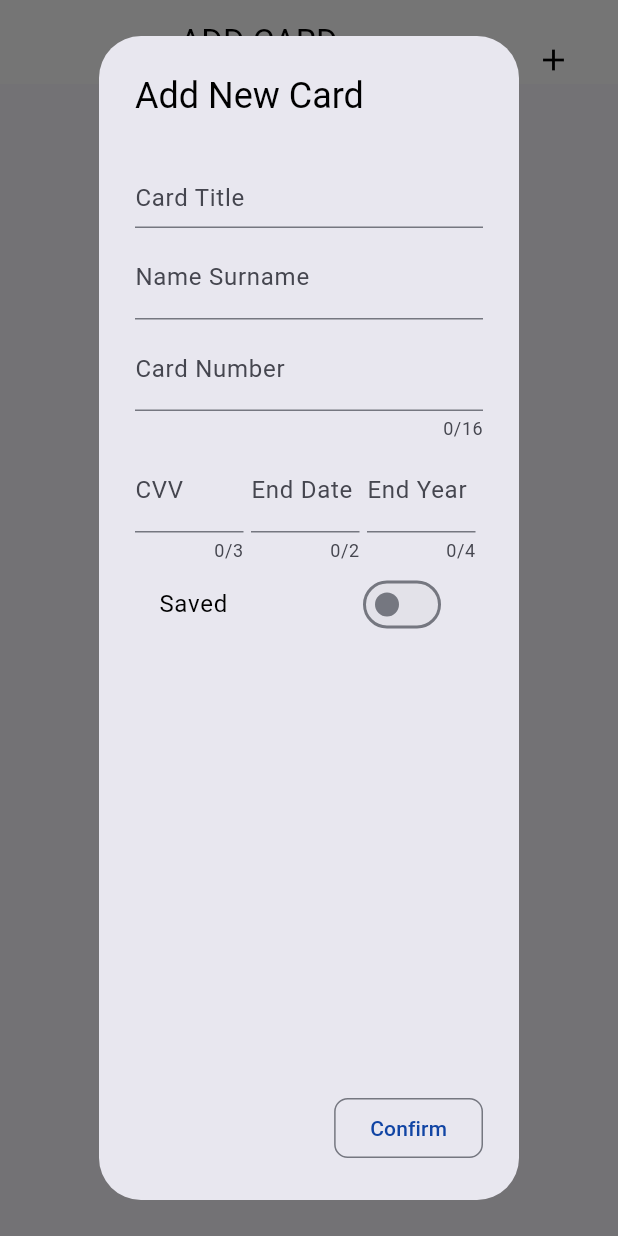
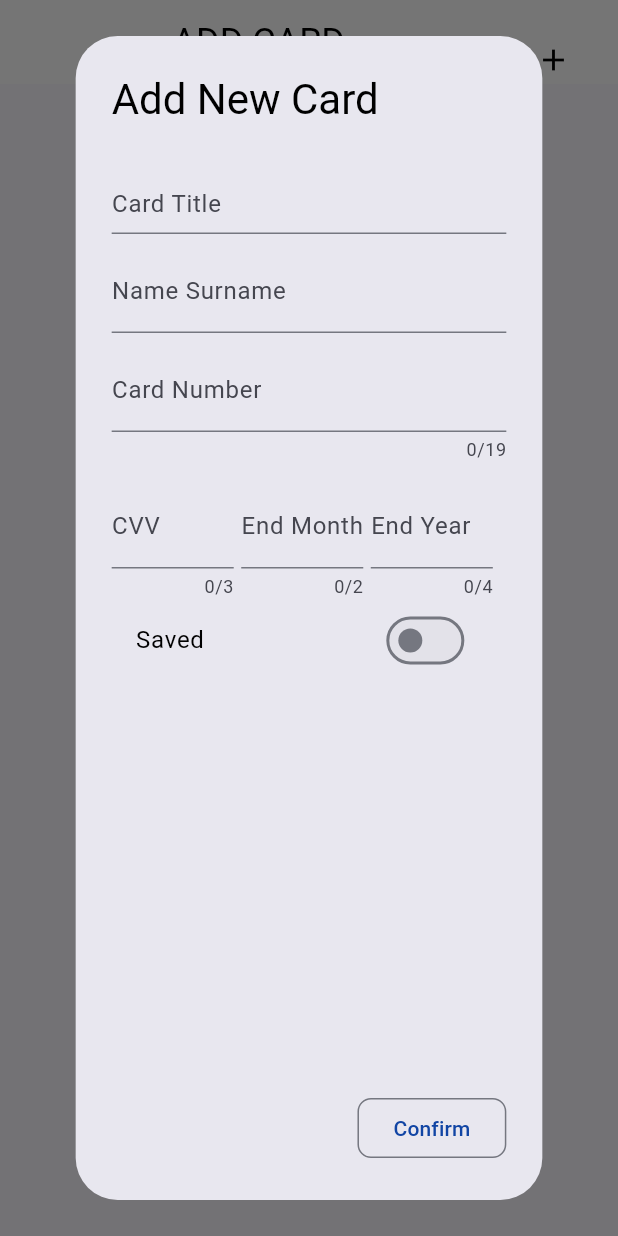
Before and after one commit to Hunvisk/MobilProgramlamaFinal, a Flutter app: the AddCard screen opened by its route, after a tap on the "add" icon, on a phone screen of 412 x 824 dp. Run offline on Flutter 3.47's test engine with Material 3 defaults, Android fonts, the phone set to English and light mode, and no system bars; our stand-ins replace anim_search_bar, animated_text_kit, carousel_slider, dio, flex_color_scheme, flutter_bloc and 9 more; accounts and stored records are empty.

Commit message:
addcard page revize

```diff
--- a/flutterfinalproje/assets/lang/de.json
+++ b/flutterfinalproje/assets/lang/de.json
@@ -177,6 +177,7 @@
     "cvv": "CVV",
     "end_date": "Enddatum",
     "end_year": "Endjahr",
+    "end_month": "Ablaufmonat",
     "saved_card": "Karte speichern",
     "confirm": "Bestätigen",
     "not_found_card": "Karte nicht gefunden",
--- a/flutterfinalproje/assets/lang/en.json
+++ b/flutterfinalproje/assets/lang/en.json
@@ -175,6 +175,7 @@
     "cvv": "CVV",
     "end_date": "End Date",
     "end_year": "End Year",
+    "end_month": "End Month",
     "saved_card": "Save Card",
     "confirm": "Confirm",
     "not_found_card": "Card not found",
--- a/flutterfinalproje/assets/lang/es.json
+++ b/flutterfinalproje/assets/lang/es.json
@@ -177,6 +177,7 @@
     "cvv": "CVV",
     "end_date": "Fecha de finalización",
     "end_year": "Año de finalización",
+    "end_month": "Mes de vencimiento",
     "saved_card": "Guardar tarjeta",
     "confirm": "Confirmar",
     "not_found_card": "Tarjeta no encontrada",
--- a/flutterfinalproje/assets/lang/fr.json
+++ b/flutterfinalproje/assets/lang/fr.json
@@ -177,6 +177,7 @@
     "cvv": "CVV",
     "end_date": "Date de fin",
     "end_year": "Année de fin",
+    "end_month": "Mois d'expiration",
     "saved_card": "Enregistrer la carte",
     "confirm": "Confirmer",
     "not_found_card": "Carte non trouvée",
--- a/flutterfinalproje/assets/lang/ru.json
+++ b/flutterfinalproje/assets/lang/ru.json
@@ -176,6 +176,7 @@
     "cvv": "CVV",
     "end_date": "Дата окончания",
     "end_year": "Год окончания",
+    "end_month": "месяц окончания",
     "saved_card": "Сохранить карту",
     "confirm": "Подтвердить",
     "not_found_card": "Карта не найдена",
--- a/flutterfinalproje/assets/lang/tr.json
+++ b/flutterfinalproje/assets/lang/tr.json
@@ -176,6 +176,7 @@
     "cvv": "Cvv2",
     "end_date": "Bitiş Tarihi",
     "end_year": "Bitiş Yıl",
+    "end_month": "Bitiş Ayı",
     "saved_card": "Kartı Kaydet",
     "confirm":"Onayla",
     "not_found_card":"Kart Bulunamadı",
--- a/flutterfinalproje/lib/screens/settings_screens/addcard.dart
+++ b/flutterfinalproje/lib/screens/settings_screens/addcard.dart
@@ -17,8 +17,6 @@ import 'package:go_router/go_router.dart';
 import '../../core/responsive.dart';
 import '../../desktopScreens/user/account/desktopAddCard.dart';
 import '../../tabletscreens.dart/user/account/tabletaddcard.dart';
-
-
 
 class AddCard extends StatefulWidget {
   const AddCard({Key? key}) : super(key: key);
@@ -108,7 +106,7 @@ class _AddCardState extends State<AddCard> {
     switch (device) {
       case (Screen.mobile):
         return AppBarWithSearchIcon(
-          title:  AppLocalizations.of(context).getTranslate("add_new_card"),
+          title: AppLocalizations.of(context).getTranslate("add_new_card"),
           icon: Icon(Icons.search),
           onSearchChanged: (isSearching) {
             setState(() {
@@ -118,7 +116,7 @@ class _AddCardState extends State<AddCard> {
         );
       case (Screen.tablet):
         return AppBarWithSearchIcon(
-          title:  AppLocalizations.of(context).getTranslate("add_new_card"),
+          title: AppLocalizations.of(context).getTranslate("add_new_card"),
           icon: Icon(Icons.search),
           onSearchChanged: (isSearching) {
             setState(() {
@@ -128,7 +126,7 @@ class _AddCardState extends State<AddCard> {
         );
       case (Screen.desktop):
         return AppBarWithSearchIcon(
-          title:  AppLocalizations.of(context).getTranslate("add_new_card"),
+          title: AppLocalizations.of(context).getTranslate("add_new_card"),
           icon: Icon(Icons.search),
           onSearchChanged: (isSearching) {
             setState(() {
@@ -139,37 +137,38 @@ class _AddCardState extends State<AddCard> {
     }
   }
 
-
-
   showAddCard() {
     showDialog(
         context: context,
         builder: (context) {
           return StatefulBuilder(builder: (context, setState) {
             return AlertDialog(
-              title:  Text( AppLocalizations.of(context).getTranslate("add_new_card")),
+              title: Text(
+                AppLocalizations.of(context).getTranslate("add_new_card"),
+                style: Theme.of(context).textTheme.headlineMedium,
+              ),
               content: Column(
                 children: [
                   TextFormField(
-                    decoration:  InputDecoration(
-                        hintText:  AppLocalizations.of(context).getTranslate("card_title"),
-                        labelText:  AppLocalizations.of(context).getTranslate("card_title"),
+                    decoration: InputDecoration(
+                        hintText: AppLocalizations.of(context).getTranslate("card_title"),
+                        labelText: AppLocalizations.of(context).getTranslate("card_title"),
                         alignLabelWithHint: true),
                     controller: titleCnt,
                   ),
-                  const Gap(5),
+                  const Gap(10),
                   TextFormField(
-                    decoration:  InputDecoration(
-                      hintText:  AppLocalizations.of(context).getTranslate("name_surname"),
-                      labelText:  AppLocalizations.of(context).getTranslate("name_surname"),
+                    decoration: InputDecoration(
+                      hintText: AppLocalizations.of(context).getTranslate("name_surname"),
+                      labelText: AppLocalizations.of(context).getTranslate("name_surname"),
                     ),
                     controller: cardHolderCnt,
                   ),
-                  const Gap(5),
+                  const Gap(10),
                   TextFormField(
-                    decoration:  InputDecoration(
-                      hintText:  AppLocalizations.of(context).getTranslate("card_number"),
-                      labelText:  AppLocalizations.of(context).getTranslate("card_number"),
+                    decoration: InputDecoration(
+                      hintText: AppLocalizations.of(context).getTranslate("card_number"),
+                      labelText: AppLocalizations.of(context).getTranslate("card_number"),
                     ),
                     onChanged: (value) {
                       setState(() {});
@@ -195,18 +194,19 @@ class _AddCardState extends State<AddCard> {
                     keyboardType: TextInputType.number,
                     inputFormatters: <TextInputFormatter>[
                       FilteringTextInputFormatter.digitsOnly,
-                      FilteringTextInputFormatter.allow(RegExp(r'[0-9]')),
+                      LengthLimitingTextInputFormatter(16),
+                      _CardNumberInputFormatter(),
                     ],
-                    maxLength: 16,
+                    maxLength: 19,
                   ),
-                  const Gap(5),
+                  const Gap(15),
                   Row(
                     children: [
                       Expanded(
                         child: TextFormField(
-                          decoration:  InputDecoration(
-                            hintText:  AppLocalizations.of(context).getTranslate("cvv"),
-                            labelText:  AppLocalizations.of(context).getTranslate("cvv"),
+                          decoration: InputDecoration(
+                            hintText: AppLocalizations.of(context).getTranslate("cvv"),
+                            labelText: AppLocalizations.of(context).getTranslate("cvv"),
                           ),
                           obscureText: true,
                           controller: cvv2Cnt,
@@ -216,14 +216,20 @@ class _AddCardState extends State<AddCard> {
                             FilteringTextInputFormatter.allow(RegExp(r'[0-9]')),
                           ],
                           maxLength: 3,
+                         onChanged: (value) {
+                          if (value.length == 3) {
+                          FocusScope.of(context).nextFocus();
+                        }
+                        },
                         ),
                       ),
                       const Gap(5),
                       Expanded(
                         child: TextFormField(
-                          decoration:
-                               InputDecoration(hintText:  AppLocalizations.of(context).getTranslate("end_date"),
-                               labelText:  AppLocalizations.of(context).getTranslate("end_date")),
+                          decoration: InputDecoration(
+                            hintText: AppLocalizations.of(context).getTranslate("end_month"),
+                            labelText: AppLocalizations.of(context).getTranslate("end_month"),
+                          ),
                           controller: expMonthCnt,
                           keyboardType: TextInputType.number,
                           inputFormatters: <TextInputFormatter>[
@@ -231,14 +237,22 @@ class _AddCardState extends State<AddCard> {
                             FilteringTextInputFormatter.allow(RegExp(r'[0-9]')),
                           ],
                           maxLength: 2,
+                          onChanged: (value) {
+                          if (value.length == 2) {
+                          FocusScope.of(context).nextFocus();
+                        }
+                        },
                         ),
                       ),
                       const Gap(5),
                       Expanded(
                         child: TextFormField(
-                          decoration:
-                               InputDecoration(hintText:  AppLocalizations.of(context).getTranslate("end_year"),
-                               labelText:  AppLocalizations.of(context).getTranslate("end_year")),
+                          decoration: InputDecoration(
+                            hintText: AppLocalizations.of(context)
+                                .getTranslate("end_year"),
+                            labelText: AppLocalizations.of(context)
+                                .getTranslate("end_year"),
+                          ),
                           controller: expYearCnt,
                           keyboardType: TextInputType.number,
                           inputFormatters: <TextInputFormatter>[
@@ -248,11 +262,12 @@ class _AddCardState extends State<AddCard> {
                           maxLength: 4,
                         ),
                       ),
-                      const Gap(5),
+                      const Gap(9),
                     ],
                   ),
                   SwitchListTile(
-                      title:  Text( AppLocalizations.of(context).getTranslate("saved")),
+                      title: Text(
+                          AppLocalizations.of(context).getTranslate("saved")),
                           value: remember,
                           onChanged: (value) => setState(() {
                             remember = value;
@@ -264,7 +279,8 @@ class _AddCardState extends State<AddCard> {
                   Image.asset("assets/icons/${type}_card.png", height: 40),
                 OutlinedButton(
                   onPressed: saveCard,
-                  child: Text( AppLocalizations.of(context).getTranslate("confirm")),
+                  child: Text(
+                      AppLocalizations.of(context).getTranslate("confirm")),
                 ),
               ],
             );
@@ -283,21 +299,28 @@ class _AddCardState extends State<AddCard> {
         appBar: AppBar(
           actions: [
             Padding(
-              padding: const EdgeInsets.only(right: 19.0, top: 20 ),
+              padding: const EdgeInsets.only(right: 19.0, top: 20),
               child: IconButton(
                   onPressed: showAddCard, icon: const Icon(Icons.add)),
             ),
           ],
-          title: Center(child: Text(AppLocalizations.of(context).getTranslate("add_card"))),
+          title: Center(
+              child: Text(
+            AppLocalizations.of(context).getTranslate("add_card"),
+            style: Theme.of(context).textTheme.headlineSmall,
+          )),
         ),
         body: SafeArea(
-         child : SizedBox.expand(
-            //crossAxisAlignment: CrossAxisAlignment.start,
-            //children: <Widget>[
-            child:   cards.isEmpty ?  Center(child:Text(AppLocalizations.of(context).getTranslate("not_found_card"))):
-              ListView.builder(
+          child: SizedBox.expand(
+            child: cards.isEmpty
+                ? Center(
+                    child: Text(
+                    AppLocalizations.of(context).getTranslate("not_found_card"),
+                    style: Theme.of(context).textTheme.headlineSmall,
+                  ))
+                : ListView.builder(
                     itemCount: cards.length,
-                itemBuilder:(context, index) => AspectRatio(
+                    itemBuilder: (context, index) => AspectRatio(
                           aspectRatio: 1.586,
                           child: Container(
                             padding: const EdgeInsets.all(20),
@@ -312,14 +335,21 @@ class _AddCardState extends State<AddCard> {
                                   top: 10,
                                   right: 10,
                                   child: cards[index].cardNo.startsWith("4")
-                           ? Image.asset("assets/icons/visa_card.png", height: 60,)
-                           : cards[index].cardNo.startsWith("5")  ?Image.asset(
-                              "assets/icons/master_card.png", height: 60,):
-                              cards[index].cardNo.startsWith("6")
-                           ? Image.asset("assets/icons/troy_card.png", height: 60,):
-
-                              const SizedBox(),
-
+                                      ? Image.asset(
+                                          "assets/icons/visa_card.png",
+                                          height: 60,
+                                        )
+                                      : cards[index].cardNo.startsWith("5")
+                                          ? Image.asset(
+                                              "assets/icons/master_card.png",
+                                              height: 60,
+                                            )
+                                          : cards[index].cardNo.startsWith("6")
+                                              ? Image.asset(
+                                                  "assets/icons/troy_card.png",
+                                                  height: 60,
+                                                )
+                                              : const SizedBox(),
                                 ),
                                 Positioned(
                                     top: 20,
@@ -327,7 +357,7 @@ class _AddCardState extends State<AddCard> {
                                     child: Text(cards[index].title)),
                                 Positioned(
                                     left: 20,
-                          top:50,
+                                    top: 50,
                                     child: Text(cards[index].cardNo)),
                                 Positioned(
                                     left: 20,
@@ -340,19 +370,40 @@ class _AddCardState extends State<AddCard> {
                                       "/" +
                                       cards[index].expYear.toString()),
                                 ),
-
                               ],
                             ),
                           ),
                         )),
-
-
-
           ),
         ),
-      ),);
-
+      ),
+    );
+  }
 }
 
-
+class _CardNumberInputFormatter extends TextInputFormatter {
+  @override
+  TextEditingValue formatEditUpdate(
+      TextEditingValue oldValue, TextEditingValue newValue) {
+    String formattedText = newValue.text.replaceAll(RegExp(r'\s'), '');
+    if (formattedText.length > 4) {
+      formattedText = formattedText.substring(0, 4) +
+          ' ' +
+          formattedText.substring(4, formattedText.length);
     }
+    if (formattedText.length > 9) {
+      formattedText = formattedText.substring(0, 9) +
+          ' ' +
+          formattedText.substring(9, formattedText.length);
+    }
+    if (formattedText.length > 14) {
+      formattedText = formattedText.substring(0, 14) +
+          ' ' +
+          formattedText.substring(14, formattedText.length);
+    }
+    return TextEditingValue(
+      text: formattedText,
+      selection: TextSelection.collapsed(offset: formattedText.length),
+    );
+  }
+}
```
Also changed, not shown: flutterfinalproje/pubspec.lock. Lines whose indentation alone changed are shown as unchanged.
